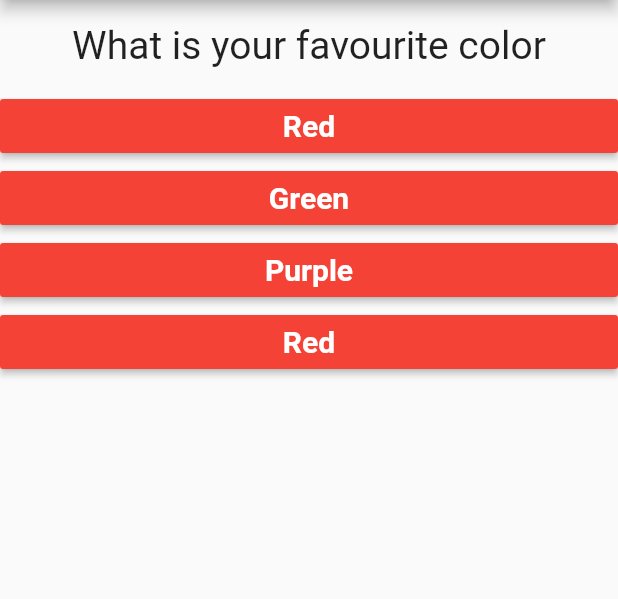
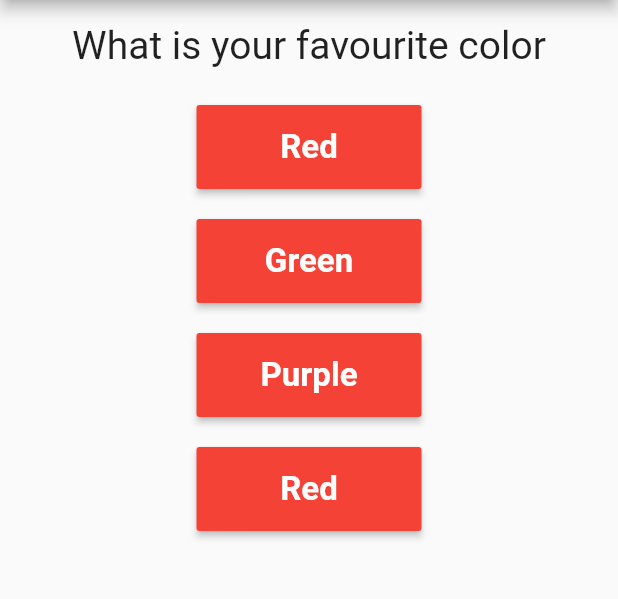
Before and after one commit to bhandarisaurav/flutter_quiz, a Flutter app: the screen it shows after launch, on a phone screen of 412 x 824 dp, the part 84-683 px from its top. Run offline on Flutter 3.47's test engine with Material 2 defaults, Android fonts, the phone set to English and light mode, and no system bars.

Commit message:
passed answer on button click

```diff
--- a/lib/answer.dart
+++ b/lib/answer.dart
@@ -8,18 +8,20 @@ class Answer extends StatelessWidget {
   @override
   Widget build(BuildContext context) {
     return Container(
-      width: double.infinity,
+      width: 150,
+      margin: EdgeInsets.all(10),
       child: RaisedButton(
         color: Colors.red,
+        padding: EdgeInsets.all(15),
         child: Text(
           _answer,
           style: TextStyle(
             color: Colors.white,
-            fontSize: 20,
+            fontSize: 22,
             fontWeight: FontWeight.bold,
           ),
         ),
-        onPressed: _answerHandler,
+        onPressed:  () => _answerHandler(_answer),
       ),
     );
   }
```
